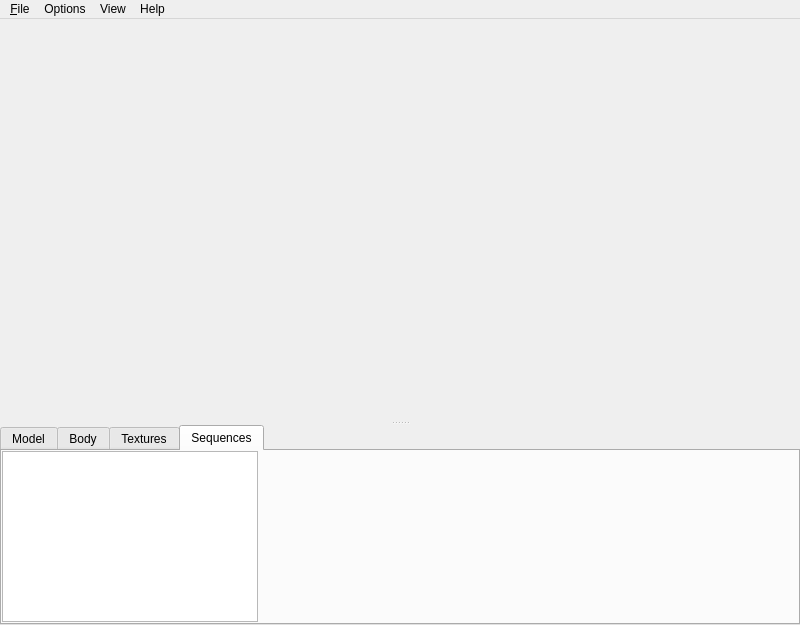
Before: the Qt Designer form mainwindow.ui in iOrange/hlmvqt, drawn with Qt 5.
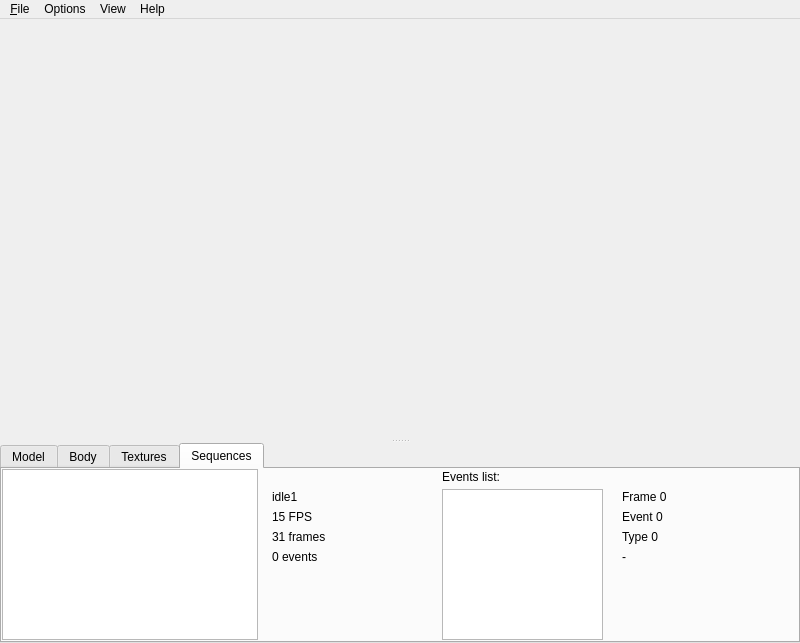
After: the same form once the commit is applied. The open tabs and pages were chosen to show the change.

Commit message: + implemented sequence groups loading (including external ones) and better animations handling + added support for masked textures

The edit to the form file:
```diff
--- a/mainwindow.ui
+++ b/mainwindow.ui
@@ -7,7 +7,7 @@
     <x>0</x>
     <y>0</y>
     <width>800</width>
-    <height>625</height>
+    <height>643</height>
    </rect>
   </property>
   <property name="windowTitle">
@@ -382,6 +382,133 @@
           </rect>
          </property>
         </widget>
+        <widget class="QLabel" name="lblSequenceName">
+         <property name="geometry">
+          <rect>
+           <x>270</x>
+           <y>20</y>
+           <width>111</width>
+           <height>16</height>
+          </rect>
+         </property>
+         <property name="text">
+          <string>idle1</string>
+         </property>
+        </widget>
+        <widget class="QLabel" name="lblSequenceFPS">
+         <property name="geometry">
+          <rect>
+           <x>270</x>
+           <y>40</y>
+           <width>111</width>
+           <height>16</height>
+          </rect>
+         </property>
+         <property name="text">
+          <string>15 FPS</string>
+         </property>
+        </widget>
+        <widget class="QLabel" name="lblSequenceFrames">
+         <property name="geometry">
+          <rect>
+           <x>270</x>
+           <y>60</y>
+           <width>111</width>
+           <height>16</height>
+          </rect>
+         </property>
+         <property name="text">
+          <string>31 frames</string>
+         </property>
+        </widget>
+        <widget class="QLabel" name="lblSequenceEvents">
+         <property name="geometry">
+          <rect>
+           <x>270</x>
+           <y>80</y>
+           <width>111</width>
+           <height>16</height>
+          </rect>
+         </property>
+         <property name="text">
+          <string>0 events</string>
+         </property>
+        </widget>
+        <widget class="QLabel" name="label_4">
+         <property name="geometry">
+          <rect>
+           <x>440</x>
+           <y>0</y>
+           <width>81</width>
+           <height>16</height>
+          </rect>
+         </property>
+         <property name="text">
+          <string>Events list:</string>
+         </property>
+        </widget>
+        <widget class="QListWidget" name="lstEvents">
+         <property name="geometry">
+          <rect>
+           <x>440</x>
+           <y>20</y>
+           <width>161</width>
+           <height>151</height>
+          </rect>
+         </property>
+        </widget>
+        <widget class="QLabel" name="lblEventFrame">
+         <property name="geometry">
+          <rect>
+           <x>620</x>
+           <y>20</y>
+           <width>171</width>
+           <height>16</height>
+          </rect>
+         </property>
+         <property name="text">
+          <string>Frame 0</string>
+         </property>
+        </widget>
+        <widget class="QLabel" name="lblEventEvent">
+         <property name="geometry">
+          <rect>
+           <x>620</x>
+           <y>40</y>
+           <width>171</width>
+           <height>16</height>
+          </rect>
+         </property>
+         <property name="text">
+          <string>Event 0</string>
+         </property>
+        </widget>
+        <widget class="QLabel" name="lblEventType">
+         <property name="geometry">
+          <rect>
+           <x>620</x>
+           <y>60</y>
+           <width>171</width>
+           <height>16</height>
+          </rect>
+         </property>
+         <property name="text">
+          <string>Type 0</string>
+         </property>
+        </widget>
+        <widget class="QLabel" name="lblEventOptions">
+         <property name="geometry">
+          <rect>
+           <x>620</x>
+           <y>80</y>
+           <width>171</width>
+           <height>16</height>
+          </rect>
+         </property>
+         <property name="text">
+          <string>-</string>
+         </property>
+        </widget>
        </widget>
       </widget>
      </widget>
```
Left out of the diff: 40 changed lines with no effect on the pictures. The commit also changes 10 other files.
